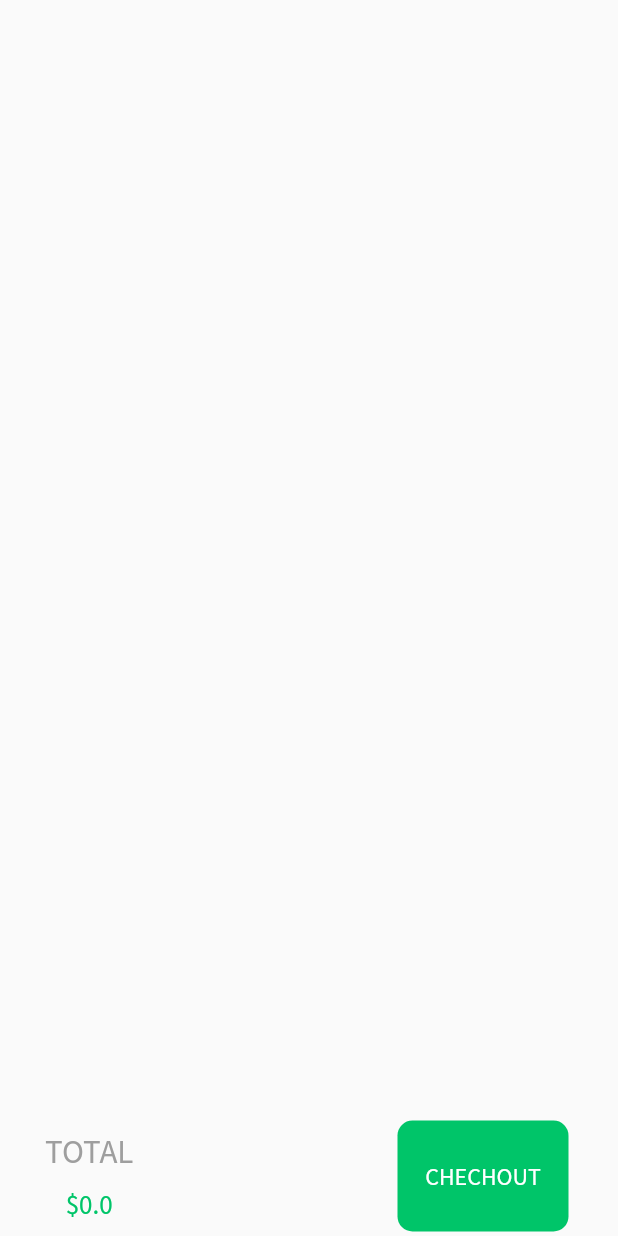
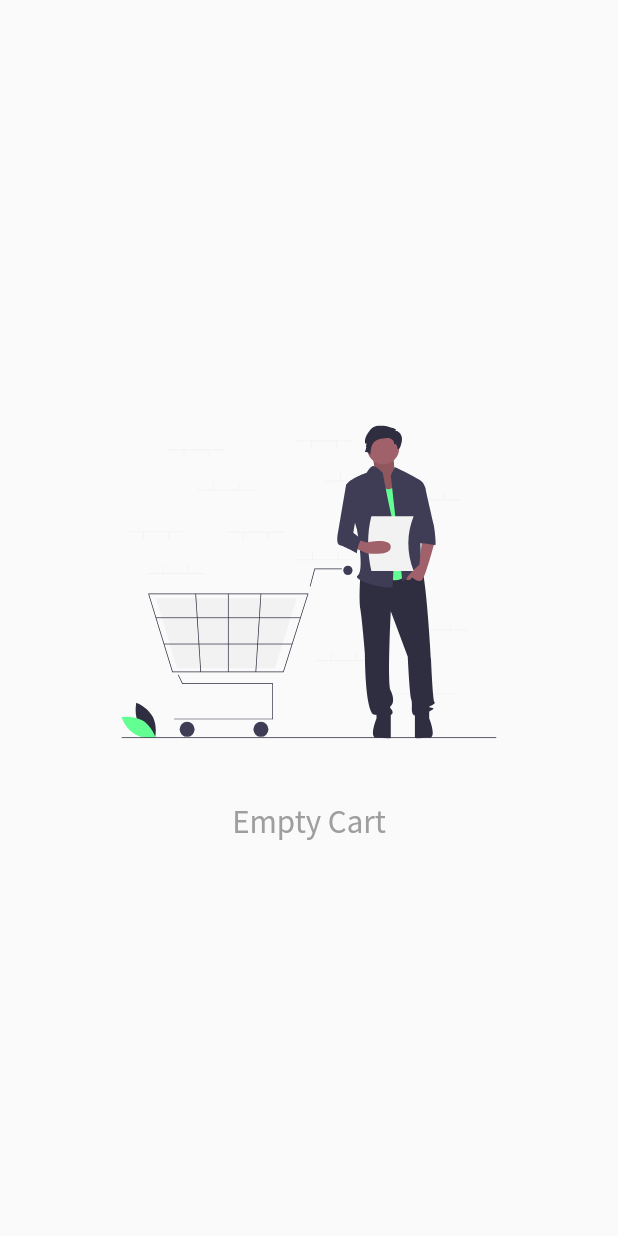
Before and after one commit to AliAlsaeed17/mega_store, a Flutter app: the CartScreen widget shown alone on an empty page, opened directly, on a phone screen of 412 x 824 dp. Run offline on Flutter 3.47's test engine with Material 2 defaults, Android fonts, the light colour scheme and no system bars; our stand-ins replace cloud_firestore, firebase_auth, firebase_core, flutter_svg, get, google_sign_in and 2 more; missing offline and left inert: flutter_login_facebook; accounts and stored records are empty; network calls fail.

Commit message:
Add empty cart svg

```diff
--- a/lib/views/cart_screen.dart
+++ b/lib/views/cart_screen.dart
@@ -1,4 +1,5 @@
 import 'package:flutter/material.dart';
+import 'package:flutter_svg/svg.dart';
 import 'package:get/get.dart';
 import 'package:mega_store/constants.dart';
 import 'package:mega_store/core/controllers/cart_controller.dart';
@@ -10,12 +11,29 @@ class CartScreen extends StatelessWidget {
 
   @override
   Widget build(BuildContext context) {
-    return Column(
+    return GetBuilder<CartController>(
+      init: Get.find<CartController>(),
+      builder: (controller) => controller.products.length == 0
+          ? Column(
+              mainAxisAlignment: MainAxisAlignment.center,
+              children: [
+                Container(
+                  width: 250,
+                  height: 250,
+                  child: SvgPicture.asset('assets/images/cart_empty.svg'),
+                ),
+                SizedBox(height: 20),
+                CustomText(
+                  text: "Empty Cart",
+                  color: Colors.grey,
+                  fontSize: 22,
+                ),
+              ],
+            )
+          : Column(
               children: [
                 Expanded(
-          child: GetBuilder<CartController>(
-            init: Get.find<CartController>(),
-            builder: (controller) => Padding(
+                  child: Padding(
                     padding: const EdgeInsets.only(top: 15),
                     child: Container(
                       child: ListView.separated(
@@ -30,8 +48,10 @@ class CartScreen extends StatelessWidget {
                               child: Row(
                                 children: [
                                   Container(
-                              width: MediaQuery.of(context).size.width * .4,
-                              height: MediaQuery.of(context).size.width * .3,
+                                    width:
+                                        MediaQuery.of(context).size.width * .4,
+                                    height:
+                                        MediaQuery.of(context).size.width * .3,
                                     child: Image.network(
                                       controller.products[index].image!,
                                       fit: BoxFit.fill,
@@ -40,10 +60,12 @@ class CartScreen extends StatelessWidget {
                                   Padding(
                                     padding: const EdgeInsets.only(left: 20),
                                     child: Column(
-                                crossAxisAlignment: CrossAxisAlignment.start,
+                                      crossAxisAlignment:
+                                          CrossAxisAlignment.start,
                                       children: [
                                         CustomText(
-                                    text: controller.products[index].name!,
+                                          text:
+                                              controller.products[index].name!,
                                           fontSize: 22,
                                         ),
                                         const SizedBox(height: 7),
@@ -63,7 +85,8 @@ class CartScreen extends StatelessWidget {
                                             children: [
                                               GestureDetector(
                                                 onTap: () {
-                                            controller.increaseQuantity(index);
+                                                  controller
+                                                      .increaseQuantity(index);
                                                 },
                                                 child: const Icon(
                                                   Icons.add,
@@ -80,12 +103,12 @@ class CartScreen extends StatelessWidget {
                                               ),
                                               const SizedBox(width: 20),
                                               Container(
-                                          padding:
-                                              const EdgeInsets.only(bottom: 20),
+                                                padding: const EdgeInsets.only(
+                                                    bottom: 20),
                                                 child: GestureDetector(
                                                   onTap: () {
-                                              controller
-                                                  .decreaseQuantity(index);
+                                                    controller.decreaseQuantity(
+                                                        index);
                                                   },
                                                   child: const Icon(
                                                     Icons.minimize,
@@ -104,7 +127,6 @@ class CartScreen extends StatelessWidget {
                             ),
                           );
                         },
-                ),
                       ),
                     ),
                   ),
@@ -145,6 +167,7 @@ class CartScreen extends StatelessWidget {
                   ),
                 ),
               ],
+            ),
     );
   }
 }
```
Lines whose indentation alone changed are shown as unchanged.
